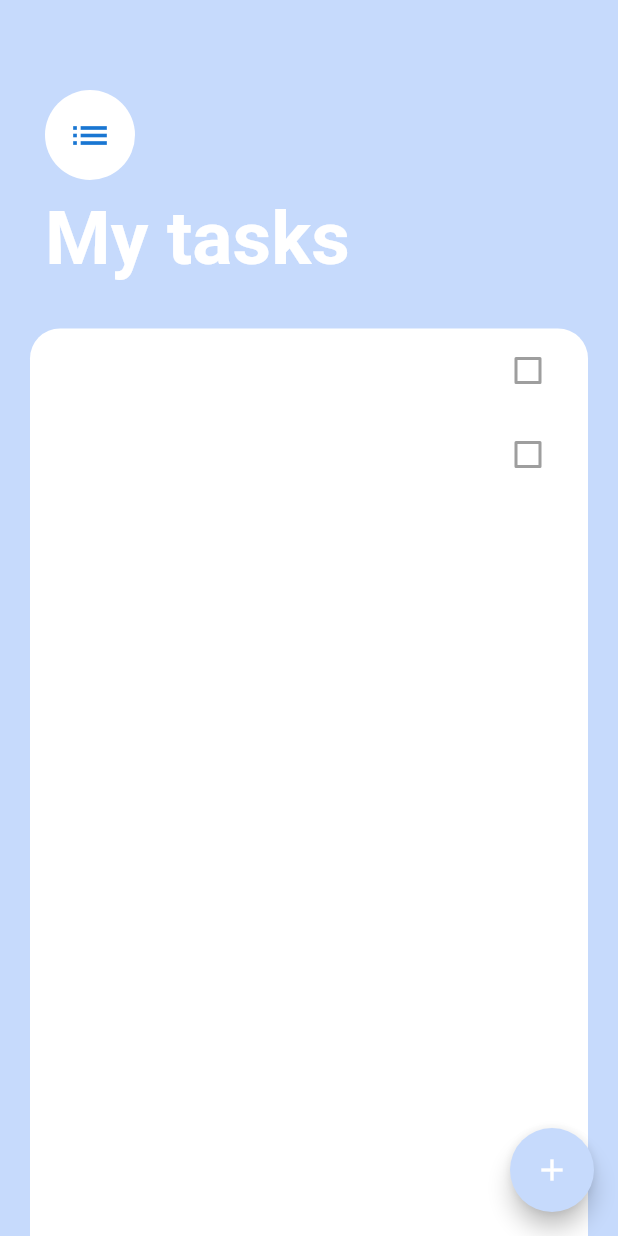
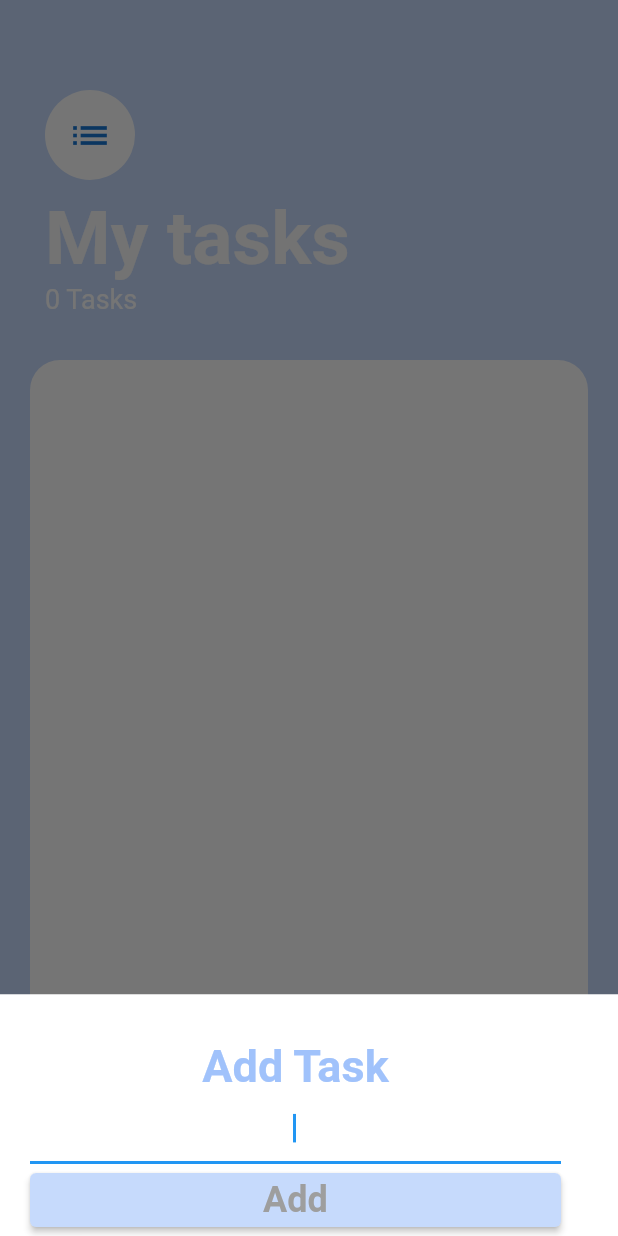
Before and after one commit to upasana-khatiwada/to_do_app, a Flutter app: the screen it shows after launch, after a tap on the "add" icon, on a phone screen of 412 x 824 dp. Run offline on Flutter 3.47's test engine with Material 2 defaults, Android fonts, the phone set to English and light mode, and no system bars.

Commit message:
task added from add button

```diff
--- /dev/null
+++ b/lib/add_task.dart
@@ -0,0 +1,67 @@
+import 'package:flutter/material.dart';
+// import 'package:to_do_app/task.dart';
+
+
+
+class AddTaskScreen extends StatelessWidget {
+  //const AddTaskScreen({super.key});
+ final Function addTaskCallback;
+ const AddTaskScreen(this.addTaskCallback, {super.key});
+  @override
+  Widget build(BuildContext context) {
+    String newTaskTitle;
+    return Container(
+      color: Colors.white,
+      child: Padding(
+        padding: const EdgeInsets.only(right: 8.0),
+        child: Container(
+          decoration: const BoxDecoration(
+            borderRadius: BorderRadius.only(
+              topLeft: Radius.circular(20),
+              topRight: Radius.circular(20),
+            ),
+          ),
+          child: Padding(
+            padding: const EdgeInsets.only(left: 20, right: 30, top: 30),
+            child: Column(
+              // mainAxisAlignment: MainAxisAlignment.center,
+              crossAxisAlignment: CrossAxisAlignment.stretch,
+              children: <Widget>[
+                const Text(
+                  "Add Task",
+                  textAlign: TextAlign.center,
+                  style: TextStyle(
+                      fontSize: 30,
+                      color: Color.fromARGB(255, 160, 194, 251),
+                      fontWeight: FontWeight.bold),
+                ),
+                 TextField(
+                  autofocus: true,
+                  textAlign: TextAlign.center,
+                  onChanged: (newText){
+                    newTaskTitle = newText;
+                  },
+                ),
+                ElevatedButton(
+                  style: ElevatedButton.styleFrom(
+                      backgroundColor: const Color(0xFFC6DAFC)),
+                  onPressed: () {
+
+                  },
+                  child: const Text(
+                    'Add',
+                    style: TextStyle(
+                        color: Colors.grey,
+                        fontSize: 24,
+                        fontWeight: FontWeight.bold),
+                  ),
+
+                )
+              ],
+            ),
+          ),
+        ),
+      ),
+    );
+  }
+}
--- a/lib/main.dart
+++ b/lib/main.dart
@@ -10,7 +10,8 @@ class MyApp extends StatelessWidget {
 
   @override
   Widget build(BuildContext context) {
-    return  const MaterialApp(
+    return   const MaterialApp(
+      debugShowCheckedModeBanner: false,
       home: TasksScreen(),
     );
   }
--- /dev/null
+++ b/lib/task.dart
@@ -0,0 +1,10 @@
+class Task{
+
+  final String name;
+    bool isDone;
+  Task({required this.name,this.isDone = false});
+
+  void toggleDone(){
+    isDone = !isDone ;
+  }
+}
--- a/lib/task_list.dart
+++ b/lib/task_list.dart
@@ -1,18 +1,35 @@
 import 'package:flutter/material.dart';
+import 'package:to_do_app/task.dart';
 import 'package:to_do_app/task_tile.dart';
 
-class TaskList extends StatelessWidget {
-  const TaskList({super.key});
+class TaskList extends StatefulWidget {
+  const TaskList({required this.tasks, super.key});
+
+  final List<Task> tasks;
+
+  @override
+  State<TaskList> createState() => _TaskListState();
+}
+
+class _TaskListState extends State<TaskList> {
 
   @override
   Widget build(BuildContext context) {
-    return ListView(
-      children: const [
-        TaskTile(),
-        TaskTile()
+    return ListView.builder(itemBuilder: (context, index) {
+      return TaskTile(
+        taskTitle: widget.tasks[index].name,
+        isChecked: widget.tasks[index].isDone,
+        checkboxCallback: (checkboxState){
+          setState(() {
+              widget.tasks[index].toggleDone();
+            });
+        }
+      );
+    },
+    itemCount: widget.tasks.length,
+    );
 
-      ],
-    );
+
 
   }
 }
--- a/lib/task_screen.dart
+++ b/lib/task_screen.dart
@@ -1,29 +1,63 @@
 import 'package:flutter/material.dart';
+import 'package:to_do_app/add_task.dart';
+import 'package:to_do_app/task.dart';
 import 'package:to_do_app/task_list.dart';
 
-class TasksScreen extends StatelessWidget {
+class TasksScreen extends StatefulWidget {
   const TasksScreen({super.key});
+
+  @override
+  State<TasksScreen> createState() => _TasksScreenState();
+}
+
+class _TasksScreenState extends State<TasksScreen> {
+  List<Task> tasks = [];
+  // @override
+  //final Widget buildButtonSheet = const SizedBox();
 
   @override
   Widget build(BuildContext context) {
     return Scaffold(
       backgroundColor: const Color(0xFFC6DAFC),
-      floatingActionButton: FloatingActionButton(
-          backgroundColor: const Color(0xFFC6DAFC),
-          child: const Icon(Icons.add),
-          onPressed: () {
-
-          }),
+      floatingActionButton: Padding(
+        padding: const EdgeInsets.only(right: 13),
+        child: FloatingActionButton(
+            backgroundColor: const Color(0xFFC6DAFC),
+            child: const Icon(
+              Icons.add,
+              color: Colors.white,
+            ),
+            onPressed: () {
+              showModalBottomSheet(
+                context: context,
+                isScrollControlled: true,
+                builder: (context) => SingleChildScrollView(
+                  child: Container(
+                    padding: EdgeInsets.only(
+                        bottom: MediaQuery.of(context).viewInsets.bottom),
+                    child: AddTaskScreen(
+                      (newTaskTitle) {
+                        setState(() {
+                          tasks.add(Task(name: newTaskTitle));
+                        });
+                        Navigator.pop(context);
+                      },
+                    ),
+                  ),
+                ),
+              );
+            }),
+      ),
       body: Column(
         crossAxisAlignment: CrossAxisAlignment.start,
         children: [
           Container(
             padding:
                 const EdgeInsets.only(top: 60, left: 30, right: 30, bottom: 30),
-            child: const Column(
+            child: Column(
               crossAxisAlignment: CrossAxisAlignment.start,
               children: <Widget>[
-                CircleAvatar(
+                const CircleAvatar(
                   backgroundColor: Colors.white,
                   radius: 30.0,
                   child: Icon(
@@ -31,17 +65,22 @@ class TasksScreen extends StatelessWidget {
                     size: 30,
                   ),
                 ),
-                SizedBox(
+                const SizedBox(
                   height: 10,
                 ),
                 Text(
                   'My tasks',
                   style: TextStyle(
                     fontSize: 50,
-                    color: Colors.white,
+                    color: Colors.grey.shade50,
                     fontWeight: FontWeight.w700,
                   ),
                 ),
+                 Text('${tasks.length} Tasks',
+                style: const TextStyle(
+                  color: Colors.white,
+                  fontSize: 18,
+                ),)
               ],
             ),
           ),
@@ -55,7 +94,7 @@ class TasksScreen extends StatelessWidget {
                       topLeft: Radius.circular(20.0),
                       topRight: Radius.circular(20.0),
                     )),
-                child: const TaskList(),
+                child:  TaskList( tasks: tasks),
               ),
             ),
           ),
--- a/lib/task_tile.dart
+++ b/lib/task_tile.dart
@@ -1,15 +1,34 @@
 import 'package:flutter/material.dart';
 
 class TaskTile extends StatelessWidget {
-  const TaskTile({super.key});
 
+
+  final bool isChecked;
+  final String taskTitle;
+  final Function(bool?) checkboxCallback;
+
+ const TaskTile(
+      {super.key,
+       required this.isChecked,
+       required this.taskTitle,
+       required this.checkboxCallback});
+
+
+
+// TaskTile({super.key, required this.isChecked, required this.taskTitle});
   @override
   Widget build(BuildContext context) {
-    return const ListTile(
-      title: Text(""),
+    return ListTile(
+      title: Text(
+        taskTitle,
+        style: TextStyle(
+            decoration:
+                isChecked ? TextDecoration.lineThrough : TextDecoration.none),
+      ),
       trailing: Checkbox(
-        value: false,
-
+        activeColor: Colors.lightBlueAccent[100],
+        value: isChecked,
+        onChanged: checkboxCallback,
       ),
     );
   }
```
